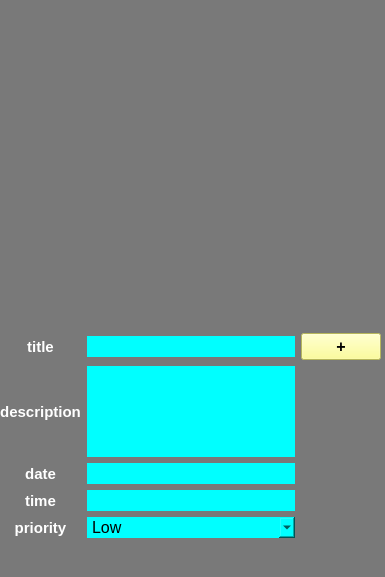
Qt form todo_list.ui (TaRa1999R/assignment22) before a commit.
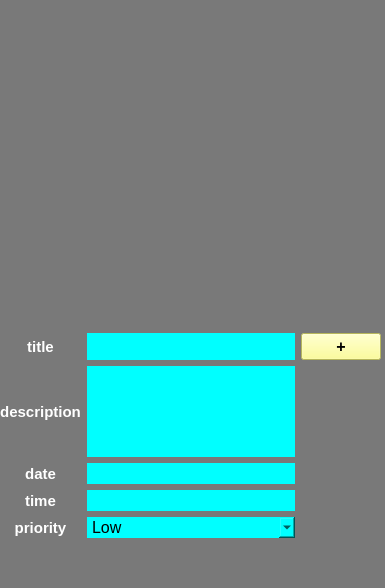
The same form after that commit.

The edit to the form file:
```diff
--- a/todo_list.ui
+++ b/todo_list.ui
@@ -7,7 +7,7 @@
     <x>0</x>
     <y>0</y>
     <width>385</width>
-    <height>577</height>
+    <height>588</height>
    </rect>
   </property>
   <property name="windowTitle">
@@ -185,9 +185,16 @@
      </item>
      <item row="0" column="1">
       <widget class="QLineEdit" name="new_title">
+       <property name="sizePolicy">
+        <sizepolicy hsizetype="Expanding" vsizetype="Expanding">
+         <horstretch>0</horstretch>
+         <verstretch>0</verstretch>
+        </sizepolicy>
+       </property>
        <property name="font">
         <font>
          <pointsize>12</pointsize>
+         <bold>false</bold>
         </font>
        </property>
        <property name="styleSheet">
```
Left out of the diff: 18 changed lines with no effect on the pictures.
